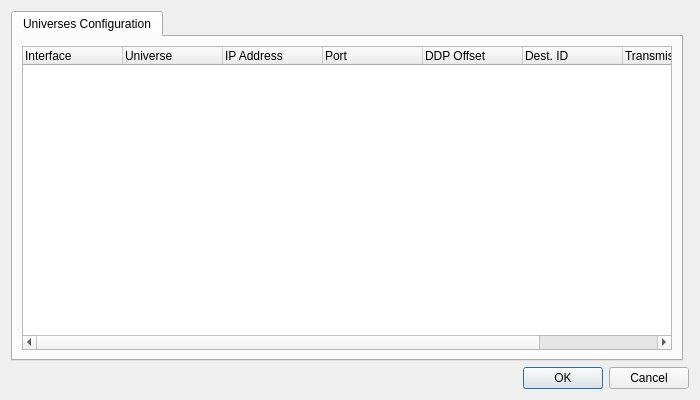
Before: the Qt Designer form plugins/ddp/configureddp.ui in abossard/qlcplus, drawn with Qt 5.
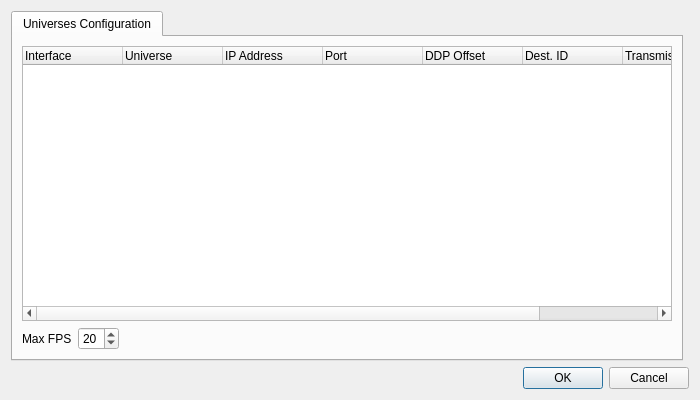
After: the same form once the commit is applied.

```diff
--- a/plugins/ddp/configureddp.ui
+++ b/plugins/ddp/configureddp.ui
@@ -85,6 +85,49 @@
          </column>
         </widget>
        </item>
+        <item>
+         <layout class="QHBoxLayout" name="maxFpsLayout">
+          <item>
+           <widget class="QLabel" name="m_maxFpsLabel">
+            <property name="text">
+             <string>Max FPS</string>
+            </property>
+            <property name="buddy">
+             <cstring>m_maxFpsSpin</cstring>
+            </property>
+           </widget>
+          </item>
+          <item>
+           <widget class="QSpinBox" name="m_maxFpsSpin">
+            <property name="toolTip">
+             <string>Maximum output frames per second. Default 20 for WiFi/WLED. Increase for wired connections.</string>
+            </property>
+            <property name="minimum">
+             <number>1</number>
+            </property>
+            <property name="maximum">
+             <number>50</number>
+            </property>
+            <property name="value">
+             <number>20</number>
+            </property>
+           </widget>
+          </item>
+          <item>
+           <spacer name="maxFpsSpacer">
+            <property name="orientation">
+             <enum>Qt::Horizontal</enum>
+            </property>
+            <property name="sizeHint" stdset="0">
+             <size>
+              <width>40</width>
+              <height>20</height>
+             </size>
+            </property>
+           </spacer>
+          </item>
+         </layout>
+        </item>
       </layout>
      </widget>
     </widget>
```
Lines whose indentation alone changed are shown as unchanged.
